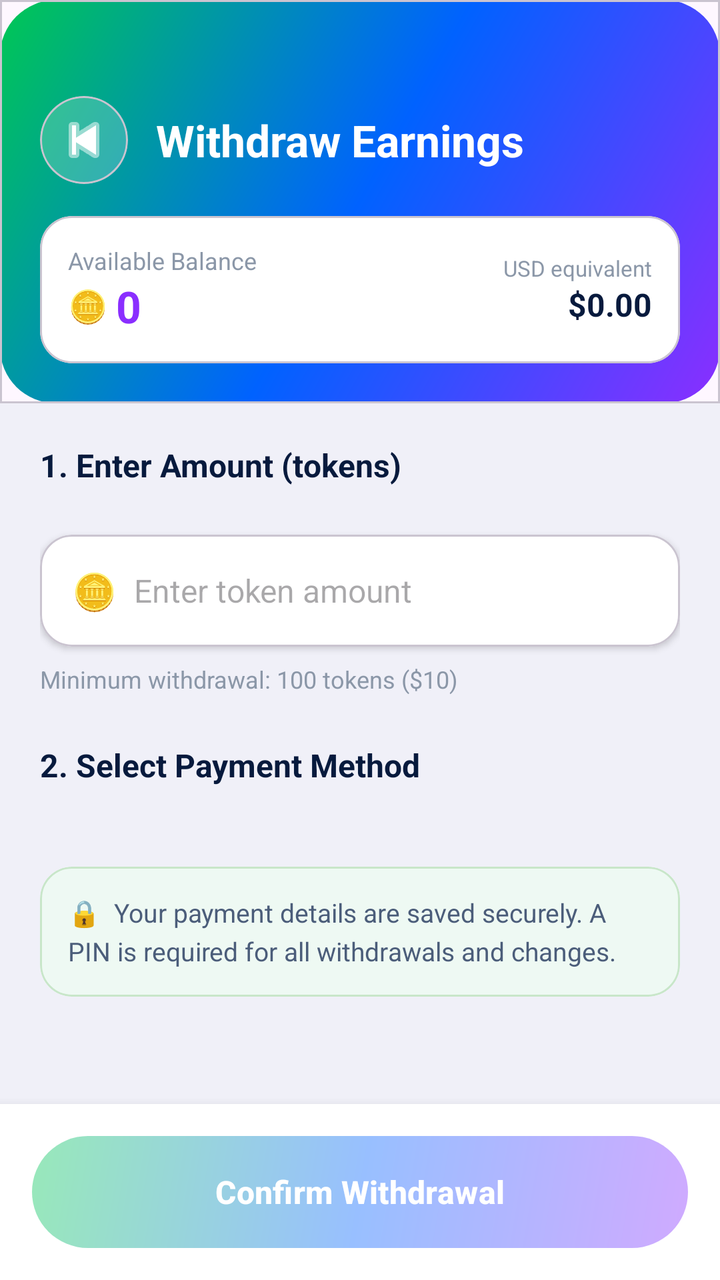
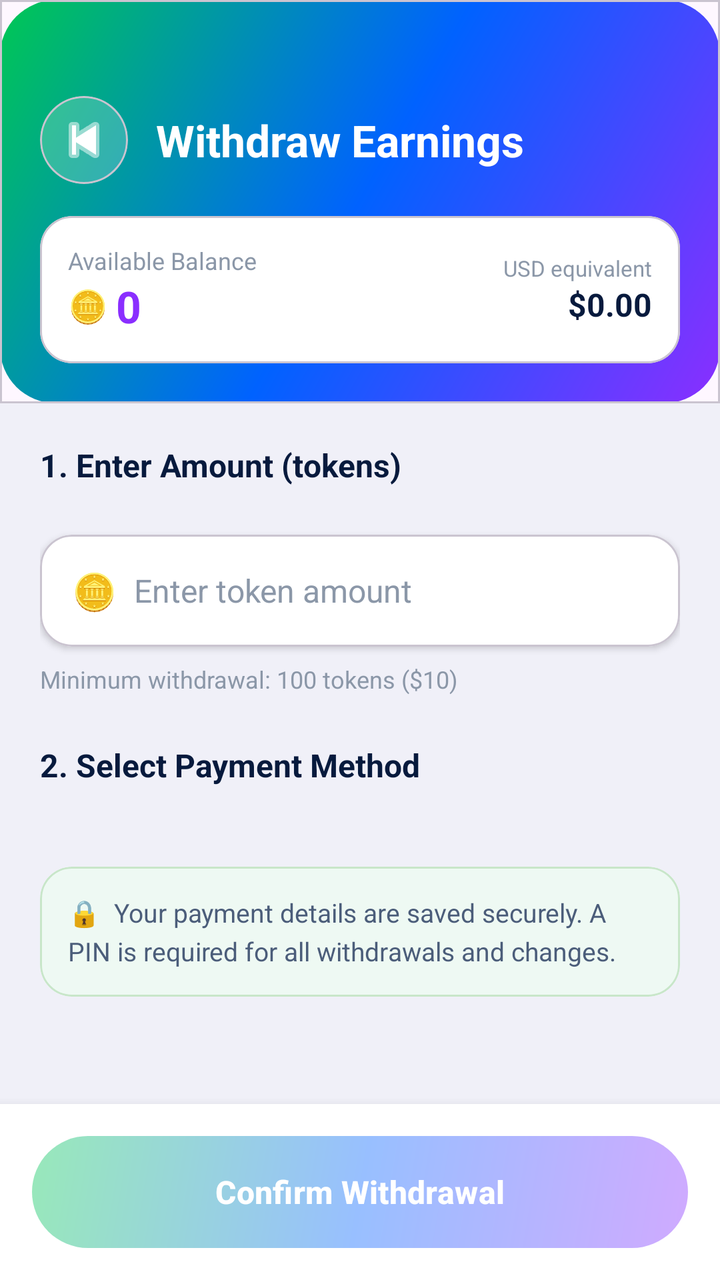

The first picture is an Android layout as it rendered before a commit; the second is the same layout after the commit. The layout source and the unified diff follow.
<!-- AndroidManifest.xml: application theme Theme.PeerTutoringApollo -->
<!-- res/layout/activity_withdraw.xml -->
<?xml version="1.0" encoding="utf-8"?>
<LinearLayout xmlns:android="http://schemas.android.com/apk/res/android"
    xmlns:app="http://schemas.android.com/apk/res-auto"
    android:layout_width="match_parent"
    android:layout_height="match_parent"
    android:orientation="vertical"
    android:background="#F0F0F8">

    
    <com.google.android.material.card.MaterialCardView
        android:layout_width="match_parent" android:layout_height="wrap_content"
        app:cardCornerRadius="0dp" app:cardElevation="0dp">
        <LinearLayout android:layout_width="match_parent" android:layout_height="wrap_content"
            android:background="@drawable/bg_button_gradient"
            android:orientation="vertical"
            android:paddingTop="48dp" android:paddingBottom="20dp"
            android:paddingHorizontal="20dp">

            <LinearLayout android:layout_width="match_parent" android:layout_height="wrap_content"
                android:orientation="horizontal" android:gravity="center_vertical"
                android:layout_marginBottom="16dp">
                <com.google.android.material.card.MaterialCardView
                    android:layout_width="44dp" android:layout_height="44dp"
                    android:layout_marginEnd="14dp"
                    app:cardCornerRadius="22dp" app:cardBackgroundColor="#33FFFFFF"
                    app:cardElevation="0dp">
                    <ImageButton android:id="@+id/btnBack"
                        android:layout_width="match_parent" android:layout_height="match_parent"
                        android:background="@android:color/transparent"
                        android:src="@android:drawable/ic_media_previous"
                        app:tint="#FFFFFF" android:contentDescription="Back"/>
                </com.google.android.material.card.MaterialCardView>
                <TextView android:layout_width="wrap_content" android:layout_height="wrap_content"
                    android:text="Withdraw Earnings" android:textColor="#FFFFFF"
                    android:textSize="22sp" android:textStyle="bold"/>
            </LinearLayout>

            
            <com.google.android.material.card.MaterialCardView
                android:layout_width="match_parent" android:layout_height="wrap_content"
                app:cardCornerRadius="16dp" app:cardBackgroundColor="#FFFFFF"
                app:cardElevation="0dp">
                <LinearLayout android:layout_width="match_parent" android:layout_height="wrap_content"
                    android:orientation="horizontal" android:gravity="center_vertical"
                    android:padding="14dp">
                    <LinearLayout android:layout_width="0dp" android:layout_height="wrap_content"
                        android:layout_weight="1" android:orientation="vertical">
                        <TextView android:layout_width="wrap_content" android:layout_height="wrap_content"
                            android:text="Available Balance" android:textColor="#8B97A8" android:textSize="12sp"/>
                        <LinearLayout android:layout_width="wrap_content" android:layout_height="wrap_content"
                            android:orientation="horizontal" android:gravity="center_vertical">
                            <TextView android:layout_width="wrap_content" android:layout_height="wrap_content"
                                android:text="🪙 " android:textSize="16sp"/>
                            <TextView android:id="@+id/tvAvailableBalance"
                                android:layout_width="wrap_content" android:layout_height="wrap_content"
                                android:text="0" android:textColor="#8A2EFF"
                                android:textSize="22sp" android:textStyle="bold"/>
                        </LinearLayout>
                    </LinearLayout>
                    <LinearLayout android:layout_width="wrap_content" android:layout_height="wrap_content"
                        android:orientation="vertical" android:gravity="end">
                        <TextView android:layout_width="wrap_content" android:layout_height="wrap_content"
                            android:text="USD equivalent" android:textColor="#8B97A8" android:textSize="11sp"/>
                        <TextView android:id="@+id/tvUsdEquivalent"
                            android:layout_width="wrap_content" android:layout_height="wrap_content"
                            android:text="$0.00" android:textColor="#071A3D"
                            android:textSize="16sp" android:textStyle="bold"/>
                    </LinearLayout>
                </LinearLayout>
            </com.google.android.material.card.MaterialCardView>
        </LinearLayout>
    </com.google.android.material.card.MaterialCardView>

    <ScrollView android:layout_width="match_parent" android:layout_height="0dp"
        android:layout_weight="1">
        <LinearLayout android:layout_width="match_parent" android:layout_height="wrap_content"
            android:orientation="vertical" android:padding="20dp">

            
            <TextView android:layout_width="wrap_content" android:layout_height="wrap_content"
                android:text="1. Enter Amount (tokens)"
                android:textColor="#071A3D" android:textSize="16sp" android:textStyle="bold"
                android:layout_marginBottom="12dp"/>

            
            <LinearLayout android:id="@+id/layoutQuickAmounts"
                android:layout_width="match_parent" android:layout_height="wrap_content"
                android:orientation="horizontal" android:layout_marginBottom="12dp"/>

            
            <com.google.android.material.card.MaterialCardView
                android:layout_width="match_parent" android:layout_height="wrap_content"
                android:layout_marginBottom="8dp"
                app:cardCornerRadius="16dp" app:cardBackgroundColor="#FFFFFF"
                app:cardElevation="2dp">
                <LinearLayout android:layout_width="match_parent" android:layout_height="56dp"
                    android:orientation="horizontal" android:gravity="center_vertical"
                    android:paddingHorizontal="16dp">
                    <TextView android:layout_width="wrap_content" android:layout_height="wrap_content"
                        android:text="🪙  " android:textSize="18sp"/>
                    <EditText android:id="@+id/etWithdrawAmount"
                        android:layout_width="0dp" android:layout_height="match_parent"
                        android:layout_weight="1" android:hint="Enter token amount"
                        android:inputType="number" android:textSize="16sp"
                        android:textColor="#071A3D"
                        android:background="@android:color/transparent"/>
                </LinearLayout>
            </com.google.android.material.card.MaterialCardView>

            <TextView android:layout_width="wrap_content" android:layout_height="wrap_content"
                android:text="Minimum withdrawal: 100 tokens ($10)"
                android:textColor="#8B97A8" android:textSize="12sp"
                android:layout_marginBottom="24dp"/>

            
            <TextView android:layout_width="wrap_content" android:layout_height="wrap_content"
                android:text="2. Select Payment Method"
                android:textColor="#071A3D" android:textSize="16sp" android:textStyle="bold"
                android:layout_marginBottom="12dp"/>

            <LinearLayout android:id="@+id/layoutWithdrawMethods"
                android:layout_width="match_parent" android:layout_height="wrap_content"
                android:orientation="vertical" android:layout_marginBottom="20dp"/>

            
            <LinearLayout android:id="@+id/layoutPaymentDetails"
                android:layout_width="match_parent" android:layout_height="wrap_content"
                android:orientation="vertical"
                android:visibility="gone"/>

            
            <com.google.android.material.card.MaterialCardView
                android:layout_width="match_parent" android:layout_height="wrap_content"
                android:layout_marginTop="8dp"
                app:cardCornerRadius="16dp" app:cardBackgroundColor="#EEF9F3"
                app:strokeColor="#C8E6C9" app:strokeWidth="1dp" app:cardElevation="0dp">
                <TextView android:layout_width="match_parent" android:layout_height="wrap_content"
                    android:text="🔒  Your payment details are saved securely. A PIN is required for all withdrawals and changes."
                    android:textColor="#4B5D7A" android:textSize="13sp"
                    android:padding="14dp" android:lineSpacingExtra="4dp"/>
            </com.google.android.material.card.MaterialCardView>

        </LinearLayout>
    </ScrollView>

    
    <LinearLayout android:layout_width="match_parent" android:layout_height="wrap_content"
        android:background="#FFFFFF" android:elevation="8dp" android:padding="16dp">
        <Button android:id="@+id/btnConfirmWithdrawal"
            android:layout_width="match_parent" android:layout_height="56dp"
            android:text="Confirm Withdrawal" android:textAllCaps="false"
            android:textColor="#FFFFFF" android:textSize="16sp" android:textStyle="bold"
            android:background="@drawable/bg_button_gradient" app:backgroundTint="@null"
            android:enabled="false" android:alpha="0.4"/>
    </LinearLayout>

</LinearLayout>
<!-- resources referenced by this layout -->
<resources>
  <!-- drawable bg_button_gradient (drawable) -->
  <?xml version="1.0" encoding="utf-8"?>
  <shape xmlns:android="http://schemas.android.com/apk/res/android">
      <gradient
          android:startColor="#8A2EFF"
          android:centerColor="#0062FF"
          android:endColor="#00C853"
          android:angle="135" />
      <corners android:radius="28dp" />
  </shape>
  <style name="Theme.PeerTutoringApollo" parent="Base.Theme.PeerTutoringApollo" />
  <style name="Base.Theme.PeerTutoringApollo" parent="Theme.Material3.DayNight.NoActionBar">
          
          
      </style>
</resources>

<!-- the commit's change to res/layout/activity_withdraw.xml (unified diff, before → after) -->
@@ -103,6 +103,7 @@
                         android:layout_weight="1" android:hint="Enter token amount"
                         android:inputType="number" android:textSize="16sp"
                         android:textColor="#071A3D"
+                        android:textColorHint="#8B97A8"
                         android:background="@android:color/transparent"/>
                 </LinearLayout>
             </com.google.android.material.card.MaterialCardView>
<!-- resource entries referenced after the edit -->
@@ -11,7 +11,7 @@
       <corners android:radius="28dp" />
   </shape>
   <style name="Theme.PeerTutoringApollo" parent="Base.Theme.PeerTutoringApollo" />
-  <style name="Base.Theme.PeerTutoringApollo" parent="Theme.Material3.DayNight.NoActionBar">
+  <style name="Base.Theme.PeerTutoringApollo" parent="Theme.Material3.Light.NoActionBar">
           
           
       </style>
